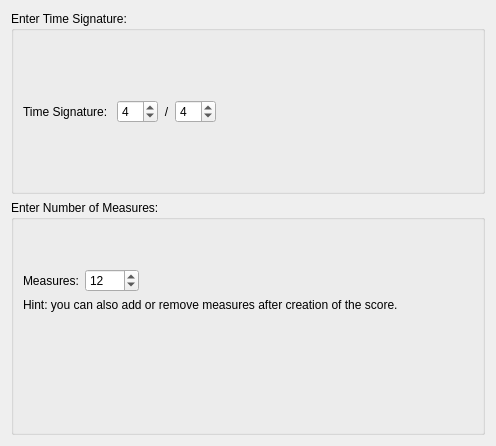
The window that mscore/mscore/timesigwizard.ui (musescore/musescore-old) describes before a commit, drawn with Qt 5.
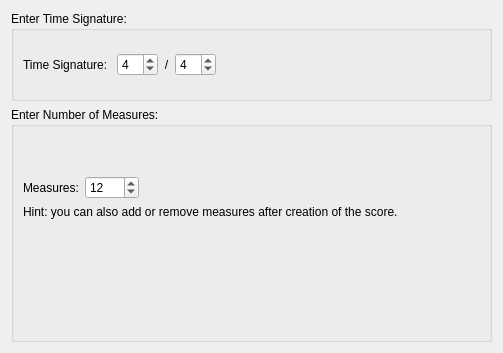
The same window after the commit.

Patch:
```diff
--- a/mscore/mscore/timesigwizard.ui
+++ b/mscore/mscore/timesigwizard.ui
@@ -5,8 +5,8 @@
    <rect>
     <x>0</x>
     <y>0</y>
-    <width>496</width>
-    <height>446</height>
+    <width>503</width>
+    <height>353</height>
    </rect>
   </property>
   <property name="windowTitle" >
```
